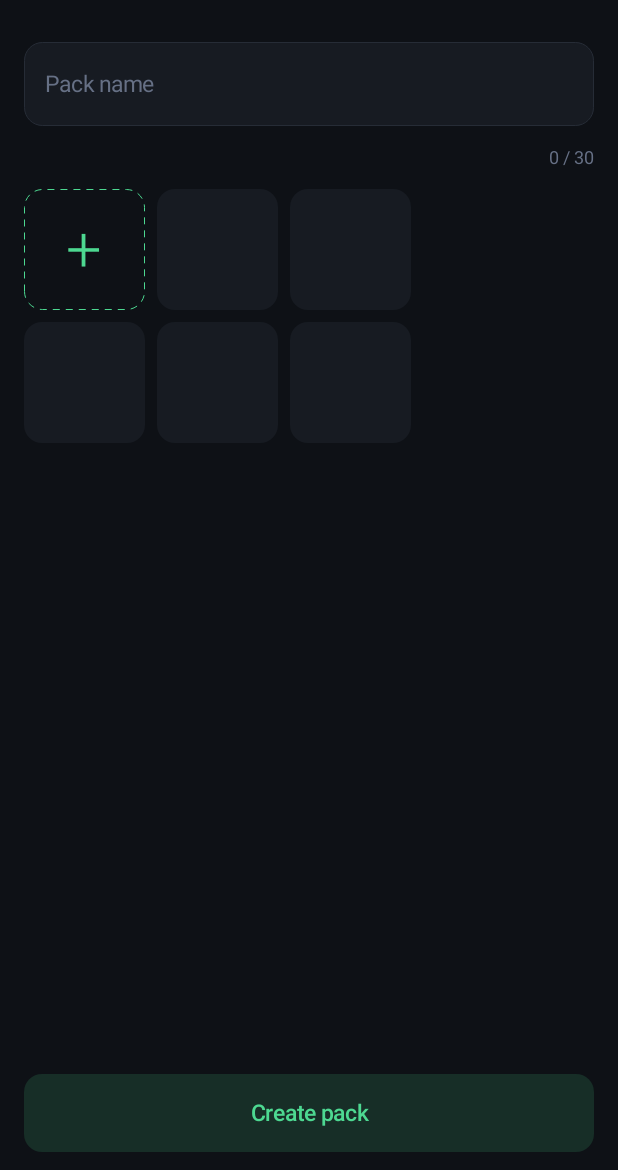
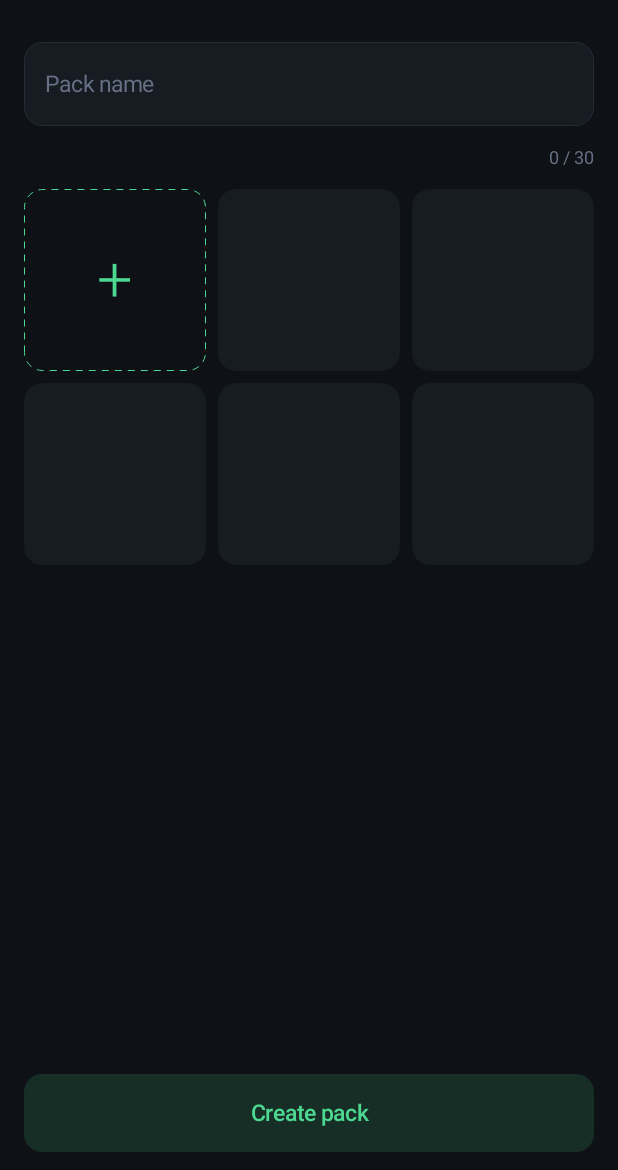
Before and after one commit to anujkeal/Bulk-Sticker-Maker, an Android app: the screen it shows after launch (MainActivity), on a phone screen of 412 x 824 dp, the part 66-1236 px from its top. Run offline under Robolectric (Android 15) with nearby library versions, the phone set to English and light mode, and no system bars.

Commit message:
Fix grid sizing, sans-serif typography and photo remove controls

```diff
--- a/app/src/main/AndroidManifest.xml
+++ b/app/src/main/AndroidManifest.xml
@@ -9,7 +9,7 @@
         android:label="Bulk Sticker Maker"
         android:icon="@mipmap/ic_launcher"
         android:roundIcon="@mipmap/ic_launcher"
-        android:theme="@android:style/Theme.Material.NoActionBar"
+        android:theme="@style/AppTheme"
         android:supportsRtl="true">
         <activity
             android:name=".MainActivity"
--- a/app/src/main/java/com/keal/bulkstickermaker/MainActivity.kt
+++ b/app/src/main/java/com/keal/bulkstickermaker/MainActivity.kt
@@ -185,38 +185,36 @@ class MainActivity : ComponentActivity() {
 
     private fun renderPhotoGrid() {
         photoGrid.removeAllViews()
-        val tileSize = ((resources.displayMetrics.widthPixels / resources.displayMetrics.density) - 32f - 16f) / 3f
-        val tilePx = tileSize.toInt()
         val cells = mutableListOf<View>()
-        cells.add(createAddTile(tilePx))
+        cells.add(createAddTile())
 
         selected.forEachIndexed { index, uri ->
-            cells.add(createPhotoTile(uri, index, tilePx))
+            cells.add(createPhotoTile(uri, index))
         }
 
-        // Keep the initial grid visually populated with six tiles (add + five placeholders).
-        while (cells.size < 6) cells.add(createPlaceholder(tilePx))
+        // Keep six slots visible before photos are selected.
+        while (cells.size < 6) cells.add(createPlaceholder())
 
         cells.chunked(3).forEachIndexed { rowIndex, rowCells ->
             val row = LinearLayout(this).apply {
                 orientation = LinearLayout.HORIZONTAL
             }
-            rowCells.forEachIndexed { columnIndex, cell ->
-                val params = LinearLayout.LayoutParams(tilePx, tilePx)
-                if (columnIndex < rowCells.lastIndex) params.marginEnd = dp(8)
+            val completeRow = rowCells.toMutableList()
+            while (completeRow.size < 3) completeRow.add(createPlaceholder())
+
+            completeRow.forEachIndexed { columnIndex, cell ->
+                val params = LinearLayout.LayoutParams(0, ViewGroup.LayoutParams.WRAP_CONTENT, 1f)
+                if (columnIndex < 2) params.marginEnd = dp(8)
                 row.addView(cell, params)
             }
-            repeat(3 - rowCells.size) {
-                row.addView(View(this), LinearLayout.LayoutParams(tilePx, tilePx))
-            }
-            photoGrid.addView(row, LinearLayout.LayoutParams(-1, tilePx).apply {
+            photoGrid.addView(row, LinearLayout.LayoutParams(-1, ViewGroup.LayoutParams.WRAP_CONTENT).apply {
                 if (rowIndex > 0) topMargin = dp(8)
             })
         }
     }
 
-    private fun createAddTile(size: Int): View {
-        val tile = FrameLayout(this).apply {
+    private fun createAddTile(): View {
+        val tile = SquareFrameLayout().apply {
             background = dashedRounded(ACCENT, 12)
             isClickable = true
             isFocusable = true
@@ -235,13 +233,14 @@ class MainActivity : ComponentActivity() {
         return tile
     }
 
-    private fun createPlaceholder(size: Int): View = View(this).apply {
+    private fun createPlaceholder(): View = SquareFrameLayout().apply {
         background = rounded(FIELD, 12)
+        clipToOutline = true
         contentDescription = "Empty photo slot"
     }
 
-    private fun createPhotoTile(uri: Uri, index: Int, size: Int): View {
-        val tile = FrameLayout(this).apply {
+    private fun createPhotoTile(uri: Uri, index: Int): View {
+        val tile = SquareFrameLayout().apply {
             background = rounded(FIELD, 12)
             clipToOutline = true
         }
@@ -252,13 +251,9 @@ class MainActivity : ComponentActivity() {
         }
         tile.addView(image, FrameLayout.LayoutParams(-1, -1))
 
-        val remove = TextView(this).apply {
-            text = "×"
-            textSize = 16f
-            typeface = Typeface.create("sans-serif-medium", Typeface.NORMAL)
-            setTextColor(WHITE)
-            gravity = Gravity.CENTER
-            background = rounded(Color.argb(210, 14, 17, 22), 20)
+        val removeTouchTarget = FrameLayout(this).apply {
+            isClickable = true
+            isFocusable = true
             contentDescription = "Remove photo"
             setOnClickListener {
                 if (index in selected.indices) {
@@ -267,9 +262,19 @@ class MainActivity : ComponentActivity() {
                 }
             }
         }
-        tile.addView(remove, FrameLayout.LayoutParams(dp(24), dp(24), Gravity.TOP or Gravity.END).apply {
-            topMargin = dp(5)
-            marginEnd = dp(5)
+        val removeBadge = TextView(this).apply {
+            text = "×"
+            textSize = 12f
+            typeface = Typeface.create(Typeface.SANS_SERIF, Typeface.NORMAL)
+            setTextColor(WHITE)
+            gravity = Gravity.CENTER
+            background = rounded(Color.argb(153, 0, 0, 0), 50)
+            includeFontPadding = false
+        }
+        removeTouchTarget.addView(removeBadge, FrameLayout.LayoutParams(dp(20), dp(20), Gravity.CENTER))
+        tile.addView(removeTouchTarget, FrameLayout.LayoutParams(dp(32), dp(32), Gravity.TOP or Gravity.END).apply {
+            topMargin = dp(4)
+            marginEnd = dp(4)
         })
         return tile
     }
@@ -430,6 +435,14 @@ class MainActivity : ComponentActivity() {
         }
     }
 
+    private inner class SquareFrameLayout : FrameLayout(this@MainActivity) {
+        override fun onMeasure(widthMeasureSpec: Int, heightMeasureSpec: Int) {
+            val width = MeasureSpec.getSize(widthMeasureSpec)
+            val exactSize = MeasureSpec.makeMeasureSpec(width, MeasureSpec.EXACTLY)
+            super.onMeasure(exactSize, exactSize)
+        }
+    }
+
     private fun rounded(color: Int, radius: Int) = GradientDrawable().apply {
         setColor(color)
         cornerRadius = dp(radius).toFloat()
--- /dev/null
+++ b/app/src/main/res/values/styles.xml
@@ -0,0 +1,12 @@
+<?xml version="1.0" encoding="utf-8"?>
+<resources>
+    <style name="AppTheme" parent="@android:style/Theme.Material.NoActionBar">
+        <item name="android:fontFamily">sans-serif</item>
+        <item name="android:colorAccent">#4DD891</item>
+        <item name="android:statusBarColor">#0E1116</item>
+        <item name="android:navigationBarColor">#0E1116</item>
+        <item name="android:windowBackground">#0E1116</item>
+        <item name="android:windowLightStatusBar">false</item>
+        <item name="android:windowActionModeOverlay">true</item>
+    </style>
+</resources>
```
